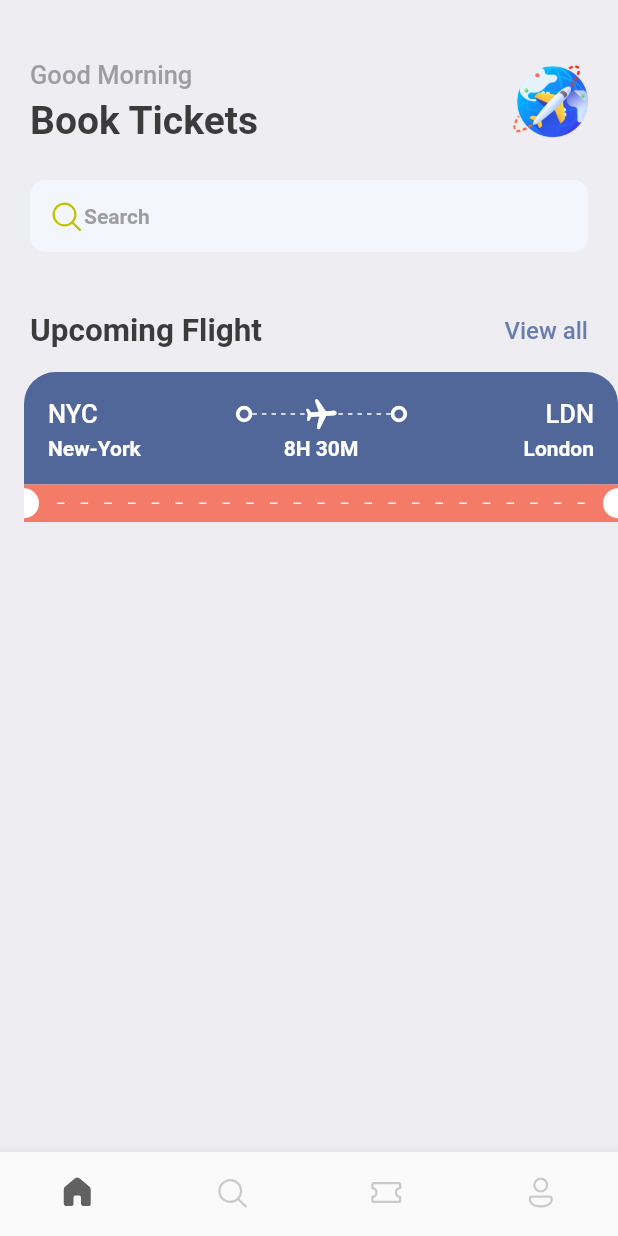
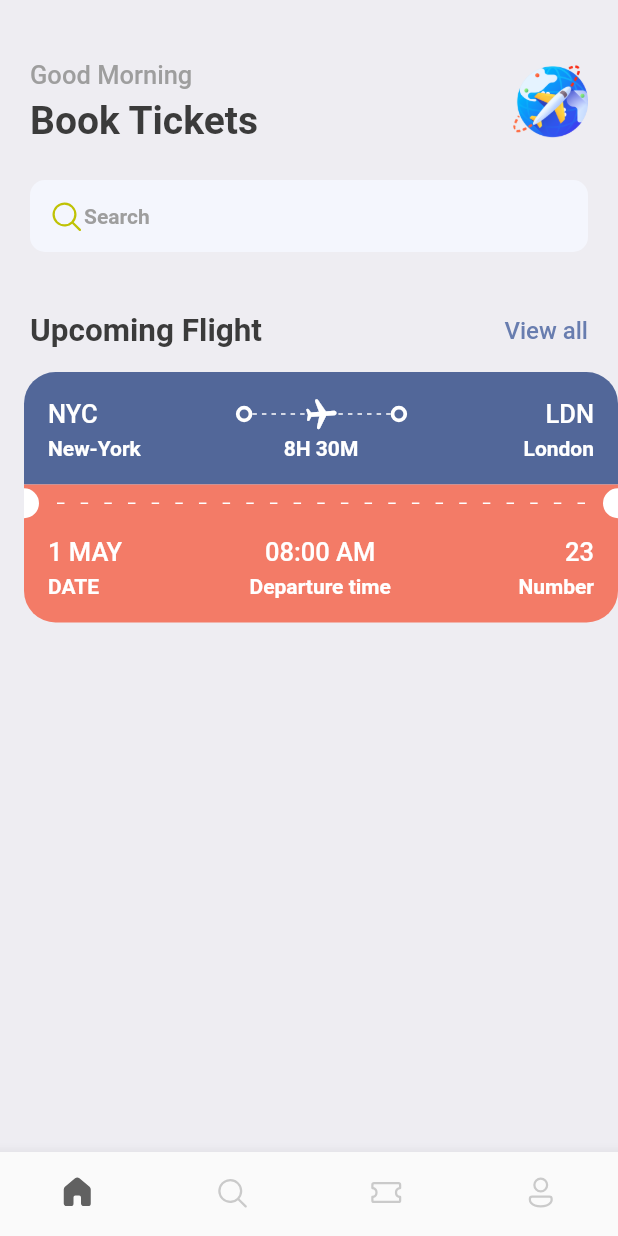
Before and after one commit to NGOMNGOM/Ticket-Booking-App, a Flutter app: the screen it shows after launch, on a phone screen of 412 x 824 dp. Run offline on Flutter 3.47's test engine with Material 2 defaults, Android fonts, the phone set to English and light mode, and no system bars; our stand-ins replace fluentui_icons, gap.

Commit message:
First Ticket

```diff
--- a/ticket_booking_app/lib/screens/ticket_view.dart
+++ b/ticket_booking_app/lib/screens/ticket_view.dart
@@ -103,7 +103,6 @@ class TicketView extends StatelessWidget {
                   ],
                 )),
             // Showing the orange part of the ticket
-
             Container(
               color: const Color(0xFFF37B67),
               child: Row(
@@ -153,6 +152,61 @@ class TicketView extends StatelessWidget {
                       ))
                 ],
               ),
+            ),
+            // Orange bottom part
+            Container(
+              padding: const EdgeInsets.only(
+                  left: 16, top: 10, right: 16, bottom: 16),
+              decoration: BoxDecoration(
+                  color: Style.orangeColor,
+                  borderRadius: BorderRadius.only(
+                      bottomLeft: Radius.circular(21),
+                      bottomRight: Radius.circular(21))),
+              child: Column(
+                children: [
+                  Row(
+                    mainAxisAlignment: MainAxisAlignment.spaceBetween,
+                    children: [
+                      Column(
+                        crossAxisAlignment: CrossAxisAlignment.start,
+                        children: [
+                          Text("1 MAY",
+                              style: Style.headLineStlye3
+                                  .copyWith(color: Colors.white)),
+                          const Gap(5),
+                          Text("DATE",
+                              style: Style.headLineStlye4
+                                  .copyWith(color: Colors.white))
+                        ],
+                      ),
+                      Column(
+                        crossAxisAlignment: CrossAxisAlignment.center,
+                        children: [
+                          Text("08:00 AM",
+                              style: Style.headLineStlye3
+                                  .copyWith(color: Colors.white)),
+                          const Gap(5),
+                          Text("Departure time",
+                              style: Style.headLineStlye4
+                                  .copyWith(color: Colors.white))
+                        ],
+                      ),
+                      Column(
+                        crossAxisAlignment: CrossAxisAlignment.end,
+                        children: [
+                          Text("23",
+                              style: Style.headLineStlye3
+                                  .copyWith(color: Colors.white)),
+                          const Gap(5),
+                          Text("Number",
+                              style: Style.headLineStlye4
+                                  .copyWith(color: Colors.white))
+                        ],
+                      )
+                    ],
+                  )
+                ],
+              ),
             )
           ],
         ),
--- a/ticket_booking_app/lib/utils/style.dart
+++ b/ticket_booking_app/lib/utils/style.dart
@@ -6,7 +6,7 @@ class Style {
   static Color primaryColor = primary;
   static Color textColor = const Color(0xFF3b3b3b);
   static Color bgColor = const Color(0xFFeeedf2);
-  static Color orangeColor = const Color(0xFF526799);
+  static Color orangeColor = const Color(0xFFF37B67);
   static TextStyle textStlye =
       TextStyle(fontSize: 16, color: textColor, fontWeight: FontWeight.w500);
   static TextStyle headLineStlye =
```
